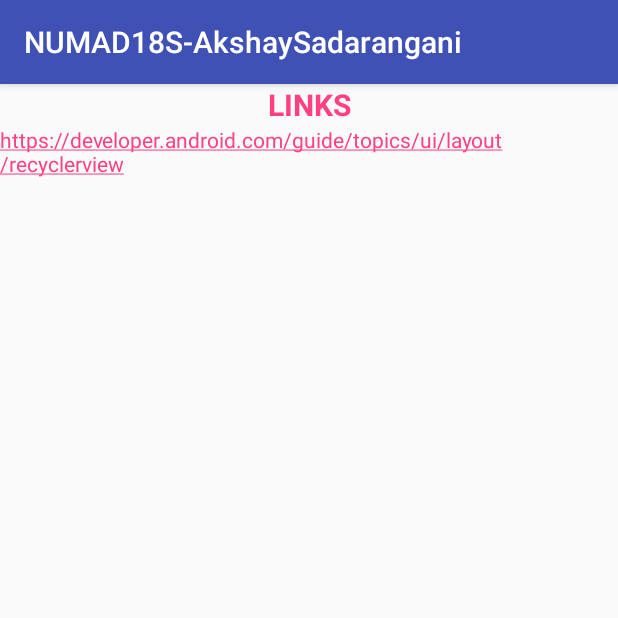
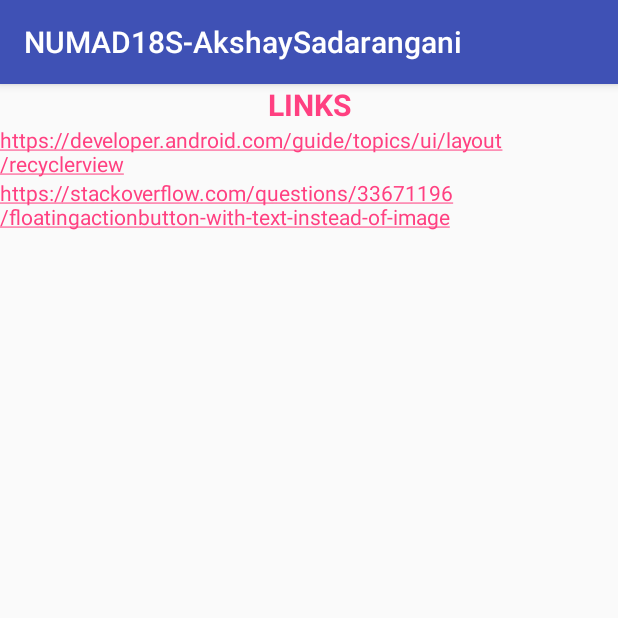
Before and after one commit to aksh4y/CS5520_MAD, an Android app: the AcknowledgementsActivity screen opened directly, with no data from a screen before it, on a phone screen of 412 x 824 dp, the top half of it. Run offline under Robolectric (Android 15) with nearby library versions, the phone set to English and light mode, and no system bars.

Commit message:
Add ack2

```diff
--- a/app/src/main/res/layout/activity_acknowledgements.xml
+++ b/app/src/main/res/layout/activity_acknowledgements.xml
@@ -18,10 +18,18 @@
         android:text="@string/ack_title" />
 
     <TextView
-        android:id="@+id/editText"
+        android:id="@+id/ack_link1"
         android:layout_width="match_parent"
         android:layout_height="wrap_content"
         android:ems="10"
         android:autoLink="web"
         android:text="@string/ack_url1" />
+
+    <TextView
+        android:id="@+id/ack_link2"
+        android:layout_width="match_parent"
+        android:layout_height="wrap_content"
+        android:ems="10"
+        android:autoLink="web"
+        android:text="@string/ack_url2"/>
 </LinearLayout>
--- a/app/src/main/res/values/strings.xml
+++ b/app/src/main/res/values/strings.xml
@@ -20,4 +20,5 @@
     <string name="ack_btn_label">Acknowledgements</string>
     <string name="ack_url1">https://developer.android.com/guide/topics/ui/layout/recyclerview</string>
     <string name="ack_title">LINKS</string>
+    <string name="ack_url2">https://stackoverflow.com/questions/33671196/floatingactionbutton-with-text-instead-of-image</string>
 </resources>
```
